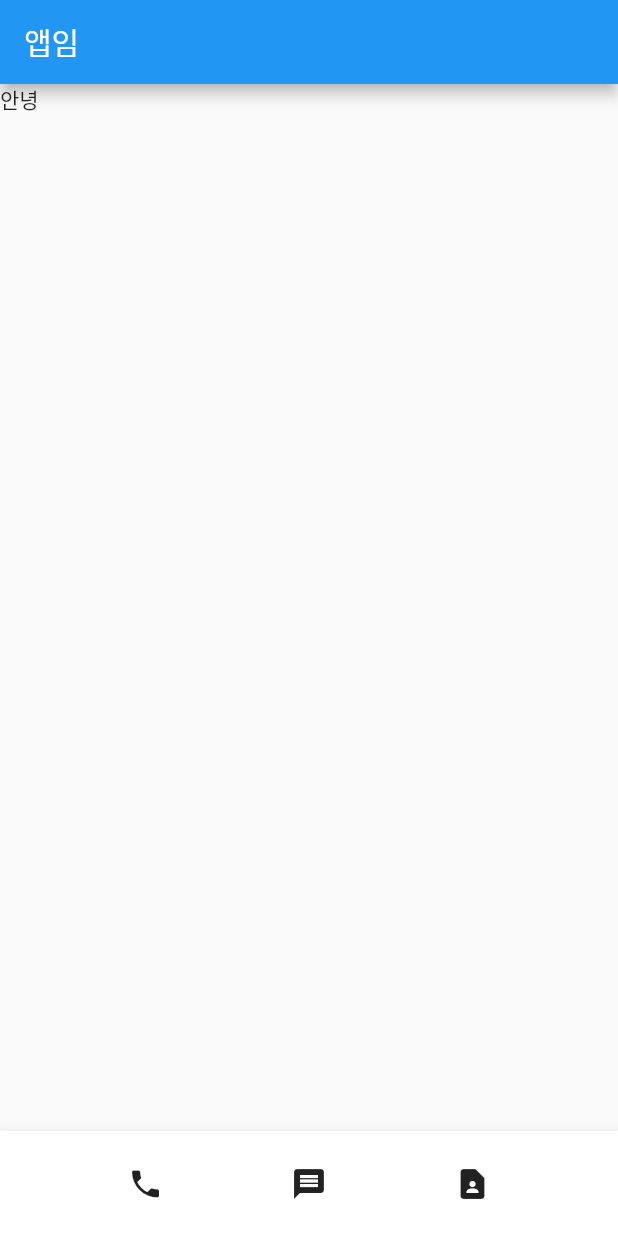
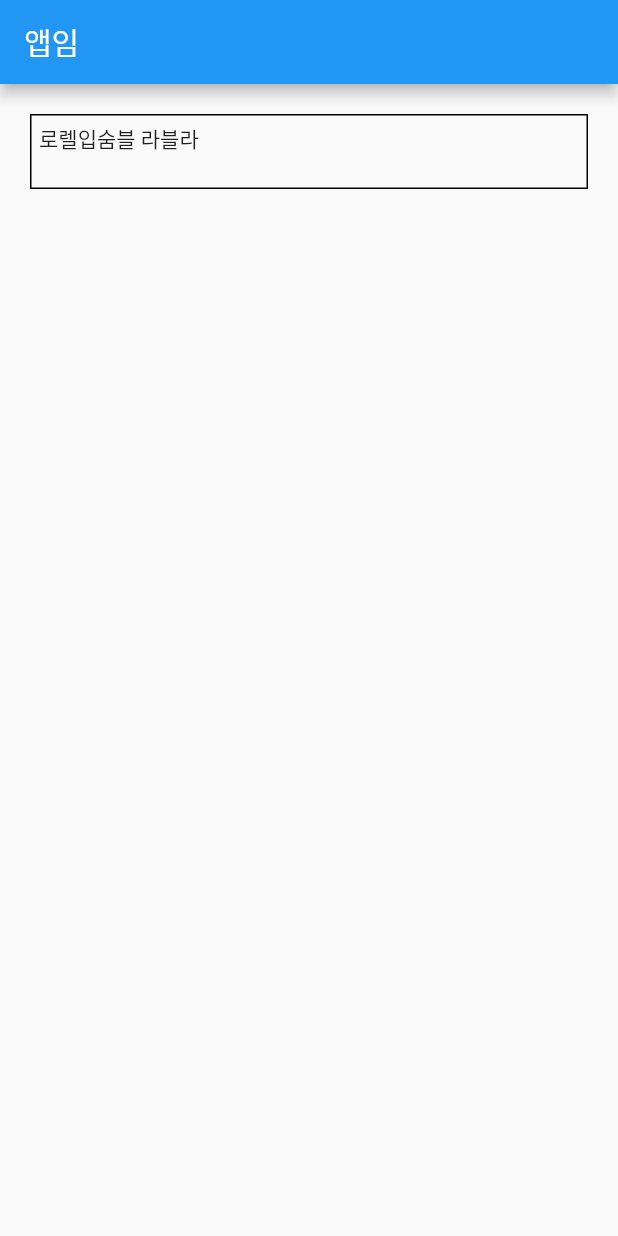
Before and after one commit to hyuntoe/myapp, a Flutter app: the screen it shows after launch, on a phone screen of 412 x 824 dp. Run offline on Flutter 3.47's test engine with Material 2 defaults, Android fonts, the phone set to English and light mode, and no system bars.

Commit message:
lecture 3 done

```diff
--- a/lib/main.dart
+++ b/lib/main.dart
@@ -27,16 +27,19 @@ class MyApp extends StatelessWidget {
       appBar: AppBar(
         title: Text('앱임'),
       ),
-            body: Text('안녕'),
-            bottomNavigationBar: BottomAppBar(
-                child: SizedBox(
-                    height: 70,
-                    child: Row(
-                        mainAxisAlignment: MainAxisAlignment.spaceEvenly,
-                        children: [
-                          Icon(Icons.phone),
-                          Icon(Icons.message),
-                          Icon(Icons.contact_page),
-                        ])))));
+      body: Align(
+        alignment: Alignment.topCenter,
+        child: Container(
+          width: double.infinity,
+          height: 50,
+          margin: EdgeInsets.all(20),
+          padding: EdgeInsets.all(5),
+          decoration: BoxDecoration(
+            border: Border.all(color: Colors.black),
+          ),
+          child: Text('로렐입숨블 라블라'),
+        ),
+      ),
+    ));
   }
 }
```
Lines whose indentation alone changed are shown as unchanged.
